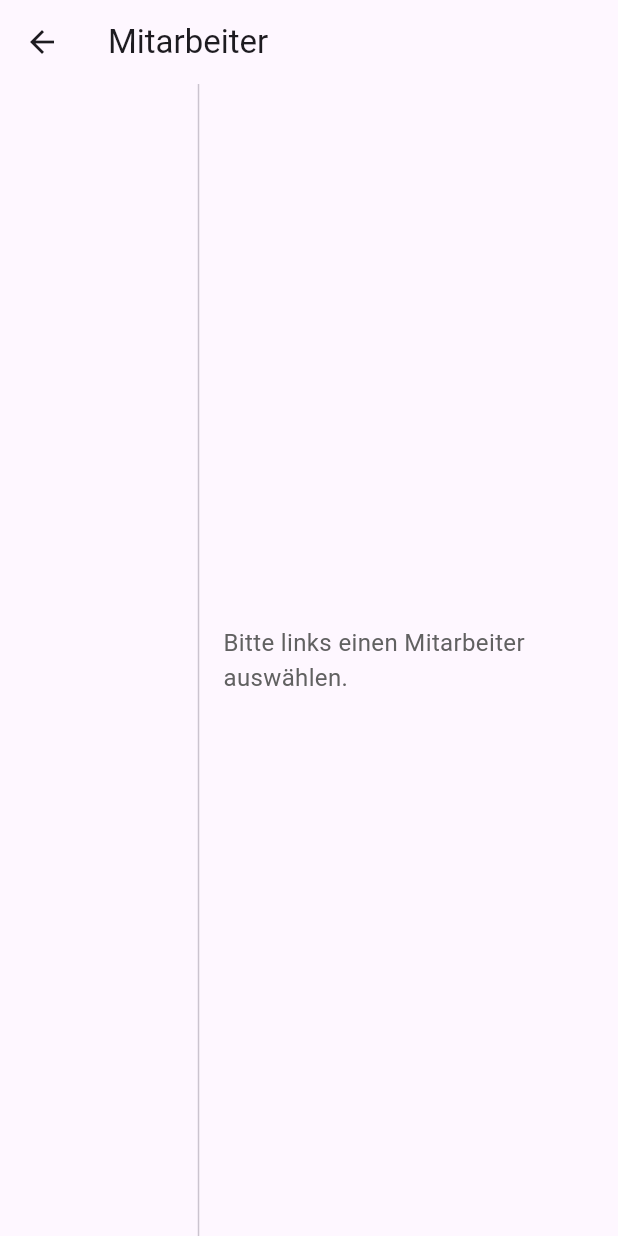
After one commit to mkprogrammer15/time_management_tool, a Flutter app: the UserPage screen opened directly, on a phone screen of 412 x 824 dp. The commit adds this screen. Run offline on Flutter 3.47's test engine with Material 3 defaults, Android fonts, the phone set to English and light mode, and no system bars; our stand-ins replace bloc, cloud_firestore, email_validator, file_picker, firebase_auth, firebase_core and 4 more; missing offline and left inert: thanos_snap_effect; accounts and stored records are empty; generated files the repository leaves out were written again.

Commit message:
Refactor of user page

```diff
--- a/lib/const.dart
+++ b/lib/const.dart
@@ -1,8 +1,16 @@
 // Dimensions
+
+import 'package:flutter/material.dart';
 
 const double leftPaneWidth = 450;
 const double rowHeight = 64;
 const double dayCellWidth = 44;
+
+// Paddings
+const kPadAll12 = EdgeInsets.all(12);
+const kPadAll16 = EdgeInsets.all(16);
+
+const kPadOnlyR8 = EdgeInsets.only(right: 8);
 
 // Lists
 const List<String> workingAreas = [
--- a/lib/presentation/pages/abscence_page.dart
+++ b/lib/presentation/pages/abscence_page.dart
@@ -496,3 +496,5 @@ class _AbscencePageState extends State<AbscencePage> {
 
 // 1. Redesign, refactor, test,
 // 2. Wenn Urlaub mitgenommen wird vom Vorjahr. Soll vom admin eingetragen werden. Zahl der Urlaubstage ändern.
+// 3. Kommentarfeld eintragen
+// 4. Monateswitcher prüfens
--- /dev/null
+++ b/lib/presentation/widgets/user_widgets/user_detail_container.dart
@@ -0,0 +1,61 @@
+import 'package:audavis_time_management/const.dart';
+import 'package:audavis_time_management/domain/entities/colleague_entity.dart';
+import 'package:audavis_time_management/presentation/widgets/colleague_leaves_widget.dart';
+import 'package:flutter/material.dart';
+
+class UserDetailContainer extends StatelessWidget {
+  const UserDetailContainer({
+    super.key,
+    required this.showDetails,
+    required this.selectedColleague,
+  });
+
+  final bool showDetails;
+  final ColleagueEntity? selectedColleague;
+
+  @override
+  Widget build(BuildContext context) {
+    return Expanded(
+      child: Padding(
+        padding: kPadAll16,
+        child: showDetails && selectedColleague != null
+            ? Container(
+                width: double.infinity,
+                height: double.infinity,
+                decoration: BoxDecoration(
+                  color: Colors.grey.shade200,
+                  borderRadius: BorderRadius.circular(12),
+                  border: Border.all(color: Colors.grey.shade300),
+                ),
+                padding: const EdgeInsets.all(16),
+                child: Column(
+                  crossAxisAlignment: CrossAxisAlignment.start,
+                  children: [
+                    Text(
+                      selectedColleague!.name,
+                      style: const TextStyle(
+                        fontSize: 22,
+                        fontWeight: FontWeight.bold,
+                      ),
+                    ),
+                    const SizedBox(height: 12),
+                    Text('Rolle: ${selectedColleague!.role}'),
+                    Text('Team: ${selectedColleague!.team}'),
+                    const SizedBox(height: 12),
+                    const Divider(),
+                    const SizedBox(height: 12),
+
+                    ColleagueLeavesWidget(colleagueId: selectedColleague!.id),
+                  ],
+                ),
+              )
+            : Center(
+                child: Text(
+                  "Bitte links einen Mitarbeiter auswählen.",
+                  style: TextStyle(fontSize: 16, color: Colors.grey.shade700),
+                ),
+              ),
+      ),
+    );
+  }
+}
```
Also changed, not shown: lib/presentation/pages/user_page.dart (+11 -101 lines), lib/presentation/widgets/user_widgets/user_card.dart (added, +62 -0 lines).
